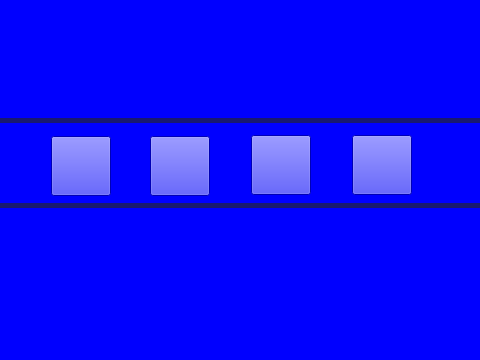
Old version of the form MainMenu.ui in the repository fanjiaheng/mini_view.
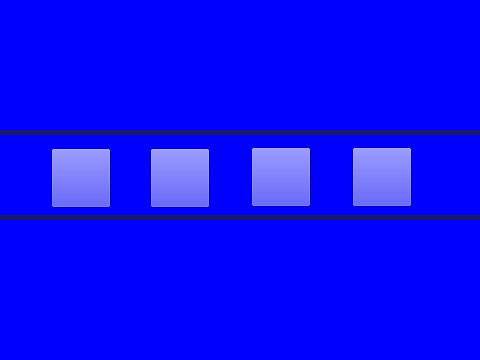
New version of the form. Icons and pictures are not drawn.

The edit to the form file:
```diff
--- a/MainMenu.ui
+++ b/MainMenu.ui
@@ -55,11 +55,20 @@
 	background-color: rgba(255,209,128,100);
 }</string>
   </property>
+  <widget class="QWidget" name="widget" native="true">
+   <property name="geometry">
+    <rect>
+     <x>0</x>
+     <y>0</y>
+     <width>480</width>
+     <height>360</height>
+    </rect>
+   </property>
   <widget class="QWidget" name="navWidget" native="true">
    <property name="geometry">
     <rect>
      <x>0</x>
-     <y>118</y>
+      <y>130</y>
      <width>480</width>
      <height>90</height>
     </rect>
@@ -161,6 +170,7 @@
       <height>50</height>
      </size>
     </property>
+    </widget>
    </widget>
   </widget>
  </widget>
```
Lines whose indentation alone changed are shown as unchanged.
